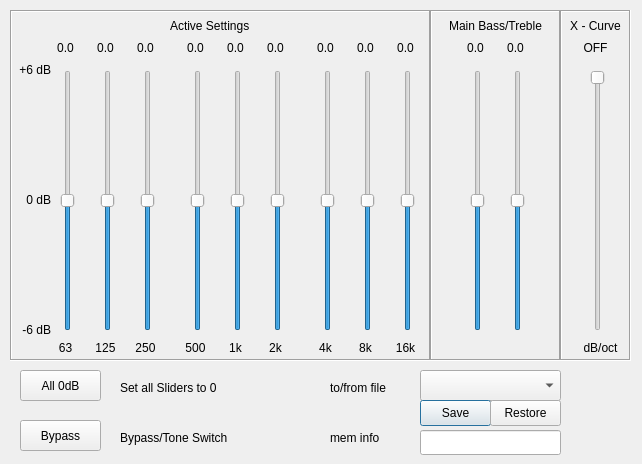
The window that eqdialog.ui (AceOfSnakes/AvrPioRemote) describes before a commit, drawn with Qt 5.
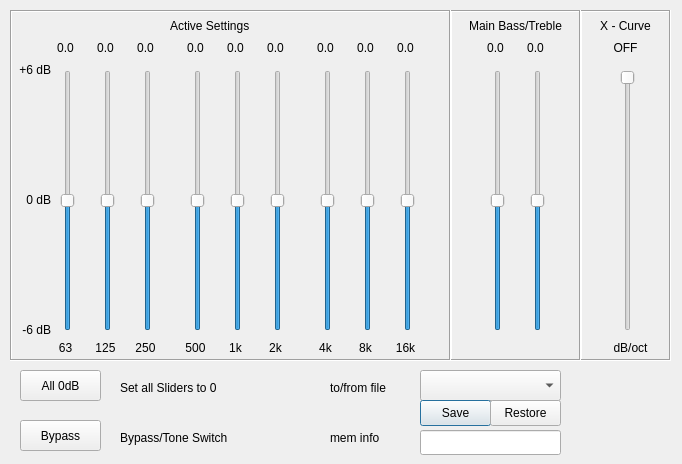
The same window after the commit.

Commit message: Wenn möglich, setzte Tone-Regler auf Null wenn disabled.

```diff
--- a/eqdialog.ui
+++ b/eqdialog.ui
@@ -6,7 +6,7 @@
    <rect>
     <x>0</x>
     <y>0</y>
-    <width>642</width>
+    <width>682</width>
     <height>464</height>
    </rect>
   </property>
@@ -157,7 +157,7 @@
     <rect>
      <x>10</x>
      <y>10</y>
-     <width>421</width>
+     <width>441</width>
      <height>351</height>
     </rect>
    </property>
@@ -169,7 +169,7 @@
    </property>
    <property name="maximumSize">
     <size>
-     <width>421</width>
+     <width>900</width>
      <height>351</height>
     </size>
    </property>
@@ -784,7 +784,7 @@
   <widget class="QFrame" name="frame_2">
    <property name="geometry">
     <rect>
-     <x>430</x>
+     <x>450</x>
      <y>10</y>
      <width>131</width>
      <height>351</height>
@@ -922,9 +922,9 @@
   <widget class="QFrame" name="frame_3">
    <property name="geometry">
     <rect>
-     <x>560</x>
+     <x>580</x>
      <y>10</y>
-     <width>71</width>
+     <width>91</width>
      <height>351</height>
     </rect>
    </property>
@@ -937,7 +937,7 @@
    <widget class="QLabel" name="label_11">
     <property name="geometry">
      <rect>
-      <x>10</x>
+      <x>20</x>
       <y>330</y>
       <width>61</width>
       <height>16</height>
@@ -953,7 +953,7 @@
    <widget class="QSlider" name="XCurveSlider">
     <property name="geometry">
      <rect>
-      <x>30</x>
+      <x>40</x>
       <y>60</y>
       <width>16</width>
       <height>261</height>
@@ -984,7 +984,7 @@
    <widget class="QLabel" name="XCurveLabel">
     <property name="geometry">
      <rect>
-      <x>15</x>
+      <x>25</x>
       <y>30</y>
       <width>41</width>
       <height>16</height>
@@ -1000,7 +1000,7 @@
    <widget class="QLabel" name="label_10">
     <property name="geometry">
      <rect>
-      <x>0</x>
+      <x>10</x>
       <y>0</y>
       <width>71</width>
       <height>31</height>
@@ -1014,6 +1014,19 @@
     </property>
    </widget>
   </widget>
+  <zorder>frame_3</zorder>
+  <zorder>frame_2</zorder>
+  <zorder>pushButton</zorder>
+  <zorder>selectmem</zorder>
+  <zorder>label_4</zorder>
+  <zorder>savebutt</zorder>
+  <zorder>restbutt</zorder>
+  <zorder>label_5</zorder>
+  <zorder>meminf</zorder>
+  <zorder>bypass</zorder>
+  <zorder>label_8</zorder>
+  <zorder>label_9</zorder>
+  <zorder>frame</zorder>
  </widget>
  <resources/>
  <connections/>
```
The commit also changes 2 other files.
